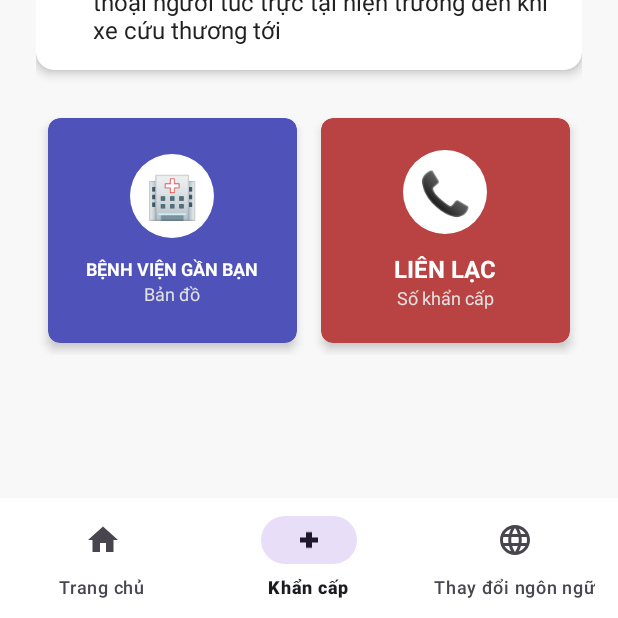
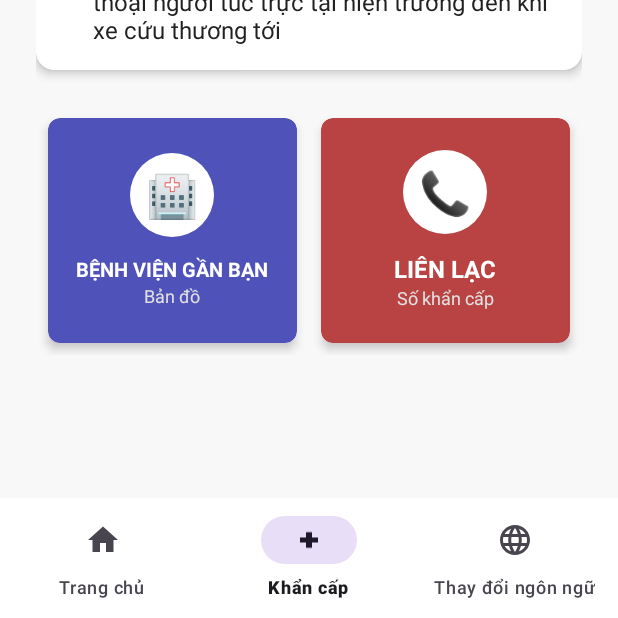
Before and after one commit to son110904/healthcareapp, an Android app: the screen it shows after launch (MainActivity), item 2 of the bottom bar chosen, on a phone screen of 412 x 824 dp, the part 618-1236 px from its top. Run offline under Robolectric (Android 15) with nearby library versions, the phone set to English and light mode, and no system bars.

Commit message:
Initial Commit

```diff
--- a/app/src/main/java/com/example/healthcareapp/MainActivity.java
+++ b/app/src/main/java/com/example/healthcareapp/MainActivity.java
@@ -1,5 +1,4 @@
 package com.example.healthcareapp;
-import com.example.healthcareapp.R;
 
 import android.content.Context;
 import android.os.Bundle;
--- a/app/src/main/res/layout/fragment_emergency.xml
+++ b/app/src/main/res/layout/fragment_emergency.xml
@@ -1,6 +1,7 @@
 <?xml version="1.0" encoding="utf-8"?>
 <RelativeLayout xmlns:android="http://schemas.android.com/apk/res/android"
     xmlns:app="http://schemas.android.com/apk/res-auto"
+    xmlns:tools="http://schemas.android.com/tools"
     android:layout_width="match_parent"
     android:layout_height="match_parent"
     android:background="#F8F8F8">
@@ -18,7 +19,7 @@
             android:layout_centerVertical="true"
             android:layout_marginStart="16dp"
             android:fontFamily="sans-serif-medium"
-            android:text="KHẨN CẤP"
+            android:text="@string/emergency_title"
             android:textColor="#0B0B0B"
             android:textSize="18sp"
             android:textStyle="bold" />
@@ -31,7 +32,8 @@
             android:layout_centerVertical="true"
             android:layout_marginEnd="16dp"
             android:src="@android:drawable/ic_popup_reminder"
-            android:tint="#FFFFFF" />
+            android:tint="#FFFFFF"
+            tools:ignore="UseAppTint" />
     </RelativeLayout>
 
     <!-- Main Content -->
@@ -208,7 +210,7 @@
                             android:layout_marginTop="12dp"
                             android:text="@string/hospital_title"
                             android:textColor="#FFFFFF"
-                            android:textSize="12dp"
+                            android:textSize="13dp"
                             android:textStyle="bold" />
 
                         <TextView
--- a/app/src/main/res/layout/fragment_hospital.xml
+++ b/app/src/main/res/layout/fragment_hospital.xml
@@ -85,7 +85,7 @@
             android:enabled="false"
             android:paddingStart="8dp"
             android:paddingEnd="8dp"
-            android:text="Gần nhất"
+            android:text="@string/button_hospital"
             android:textColor="#FFFFFF"
             android:textSize="12sp" />
     </LinearLayout>
--- a/app/src/main/res/values/strings.xml
+++ b/app/src/main/res/values/strings.xml
@@ -11,4 +11,5 @@
     <string name="contact_title">LIÊN LẠC</string>
     <string name="emergency_number">Số khẩn cấp</string>
     <string name="change_language">Thay đổi ngôn ngữ</string>
+    <string name="button_hospital">Gần nhất</string>
 </resources>
```
Also changed, not shown: 2 other files.
